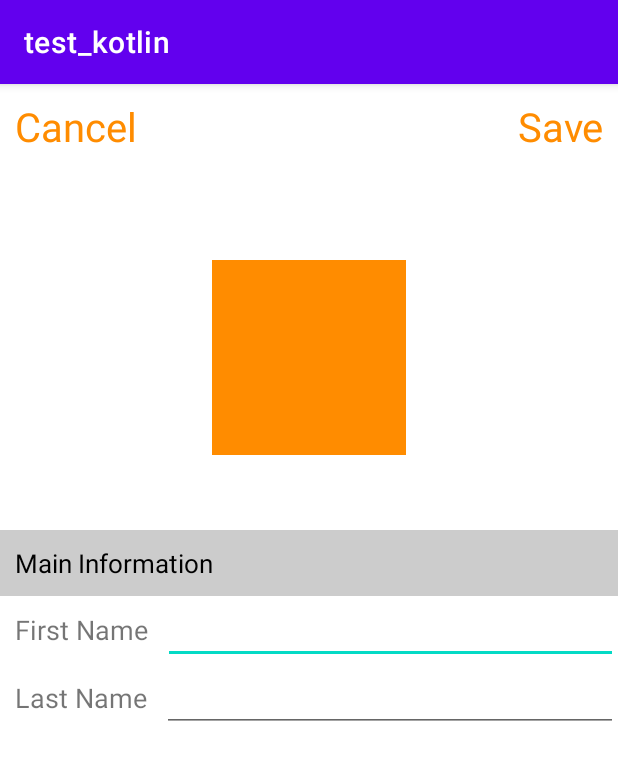
After one commit to ardidana77/test_kotlin, an Android app: the DetailActivity screen opened directly, with no data from a screen before it, on a phone screen of 412 x 824 dp. The commit adds this screen. Shown: the top 760 px of the screen. Run offline under Robolectric (Android 15) with nearby library versions, the phone set to English and light mode, and no system bars.

Commit message:
end commit

```diff
--- a/app/build.gradle
+++ b/app/build.gradle
@@ -40,4 +40,7 @@ dependencies {
     testImplementation 'junit:junit:4.13.2'
     androidTestImplementation 'androidx.test.ext:junit:1.1.3'
     androidTestImplementation 'androidx.test.espresso:espresso-core:3.4.0'
+    implementation 'androidx.recyclerview:recyclerview:1.0.0'
+    implementation 'androidx.cardview:cardview:1.0.0'
+    implementation 'com.google.code.gson:gson:2.8.5'
 }
--- a/app/src/main/AndroidManifest.xml
+++ b/app/src/main/AndroidManifest.xml
@@ -10,6 +10,9 @@
         android:supportsRtl="true"
         android:theme="@style/Theme.Test_kotlin">
         <activity
+            android:name=".DetailActivity"
+            android:exported="false" />
+        <activity
             android:name=".MainActivity"
             android:exported="true">
             <intent-filter>
--- /dev/null
+++ b/app/src/main/java/com/example/test_kotlin/DetailActivity.kt
@@ -0,0 +1,11 @@
+package com.example.test_kotlin
+
+import androidx.appcompat.app.AppCompatActivity
+import android.os.Bundle
+
+class DetailActivity : AppCompatActivity() {
+    override fun onCreate(savedInstanceState: Bundle?) {
+        super.onCreate(savedInstanceState)
+        setContentView(R.layout.activity_detail)
+    }
+}
--- /dev/null
+++ b/app/src/main/res/layout/activity_detail.xml
@@ -0,0 +1,113 @@
+<?xml version="1.0" encoding="utf-8"?>
+<androidx.appcompat.widget.LinearLayoutCompat xmlns:android="http://schemas.android.com/apk/res/android"
+    xmlns:app="http://schemas.android.com/apk/res-auto"
+    xmlns:tools="http://schemas.android.com/tools"
+    android:layout_width="match_parent"
+    android:layout_height="match_parent"
+    tools:context=".DetailActivity">
+
+    <RelativeLayout
+        android:layout_width="match_parent"
+        android:layout_height="wrap_content">
+
+        <TextView
+            android:layout_width="wrap_content"
+            android:layout_height="wrap_content"
+            android:layout_alignParentStart="true"
+            android:layout_alignParentTop="true"
+            android:layout_marginStart="10dp"
+            android:layout_marginTop="10dp"
+            android:layout_marginEnd="10dp"
+            android:layout_marginBottom="10dp"
+            android:text="Cancel"
+            android:textColor="@color/orange"
+            android:textSize="12pt"
+            android:id="@+id/cancelButton"/>
+
+        <TextView
+            android:layout_width="wrap_content"
+            android:layout_height="wrap_content"
+            android:layout_alignParentEnd="true"
+            android:layout_marginStart="10dp"
+            android:layout_marginTop="10dp"
+            android:layout_marginEnd="9dp"
+            android:layout_marginBottom="10dp"
+            android:text="Save"
+            android:textColor="@color/orange"
+            android:textSize="12pt"
+            android:id="@+id/saveButton"/>
+
+        <ImageView
+            android:layout_width="130dp"
+            android:layout_height="130dp"
+            android:layout_below="@+id/saveButton"
+            android:layout_alignParentStart="true"
+            android:layout_alignParentEnd="true"
+            android:layout_marginStart="141dp"
+            android:layout_marginTop="61dp"
+            android:layout_marginEnd="141dp"
+            android:src="@color/orange"
+            android:id="@+id/imageviewPhoto"/>
+
+        <TextView
+            android:layout_width="match_parent"
+            android:layout_height="wrap_content"
+            android:text="Main Information"
+            android:layout_below="@+id/imageviewPhoto"
+            android:layout_marginTop="50dp"
+            android:textSize="17dp"
+            android:textColor="@color/black"
+            android:background="@color/gray"
+            android:padding="10dp"
+            android:id="@+id/headingInformation"
+            />
+
+        <LinearLayout
+            android:layout_width="match_parent"
+            android:layout_height="wrap_content"
+            android:layout_below="@+id/headingInformation"
+            android:orientation="horizontal"
+            android:weightSum="3"
+            android:id="@+id/layoutFirstname">
+
+            <TextView
+                android:layout_width="wrap_content"
+                android:layout_height="wrap_content"
+                android:text="First Name"
+                android:textSize="18dp"
+                android:padding="10dp" />
+
+            <EditText
+                android:layout_width="match_parent"
+                android:layout_height="wrap_content"
+                android:id="@+id/editTextFirstname"
+                />
+
+        </LinearLayout>
+
+        <LinearLayout
+            android:layout_width="match_parent"
+            android:layout_height="wrap_content"
+            android:orientation="horizontal"
+            android:layout_below="@+id/layoutFirstname"
+            android:weightSum="3">
+
+            <TextView
+                android:layout_width="wrap_content"
+                android:layout_height="wrap_content"
+                android:padding="10dp"
+                android:text="Last Name"
+                android:textSize="18dp" />
+
+            <EditText
+                android:id="@+id/editTextLastname"
+                android:layout_width="match_parent"
+                android:layout_height="wrap_content" />
+
+        </LinearLayout>
+
+    </RelativeLayout>
+
+
+
+</androidx.appcompat.widget.LinearLayoutCompat>
--- a/app/src/main/res/values/colors.xml
+++ b/app/src/main/res/values/colors.xml
@@ -7,4 +7,6 @@
     <color name="teal_700">#FF018786</color>
     <color name="black">#FF000000</color>
     <color name="white">#FFFFFFFF</color>
+    <color name="orange">#FF8C00</color>
+    <color name="gray">#CCCCCC</color>
 </resources>
```
Also changed, not shown: app/src/main/assets/data.json (added, +136 -0 lines), app/src/main/java/com/example/test_kotlin/ContactAdapter.kt (added, +30 -0 lines), app/src/main/java/com/example/test_kotlin/ContactModel.kt (added, +58 -0 lines), app/src/main/java/com/example/test_kotlin/MainActivity.kt (+47 -0 lines), app/src/main/java/com/example/test_kotlin/Utils.kt (added, +15 -0 lines), app/src/main/res/layout/activity_main.xml (+16 -8 lines), app/src/main/res/layout/recyclerview_list_contact.xml (added, +44 -0 lines).
